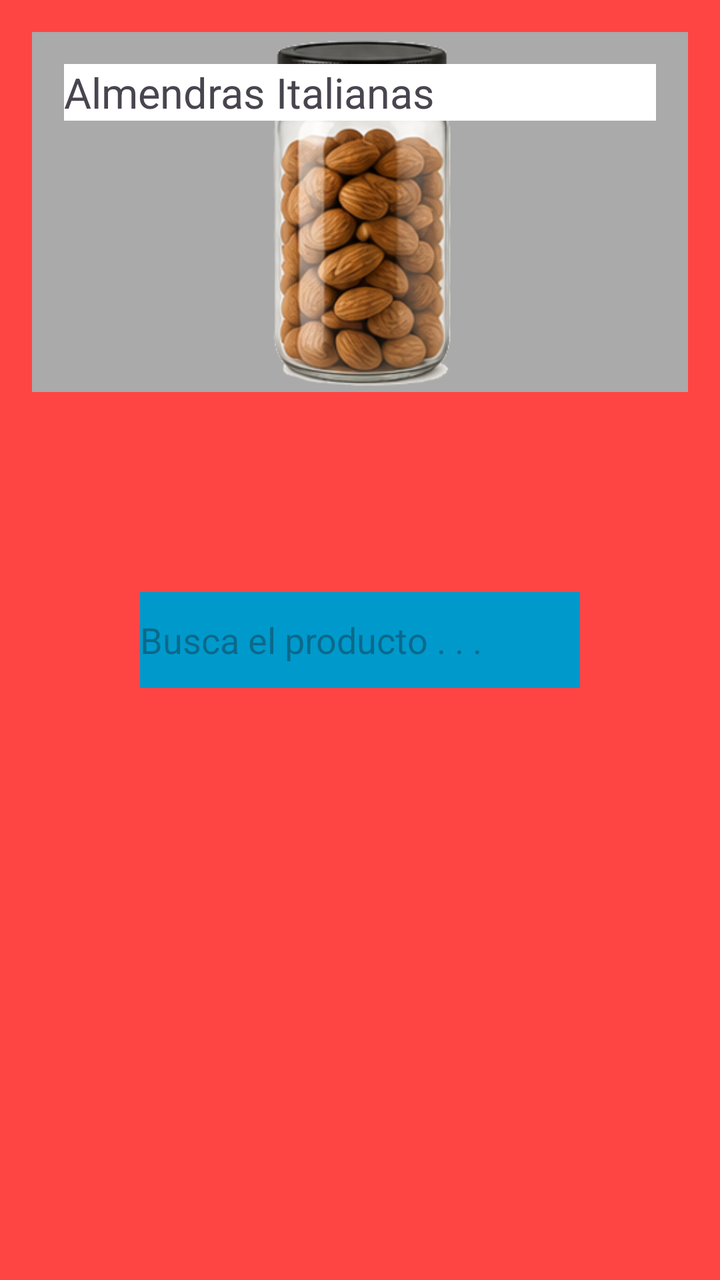
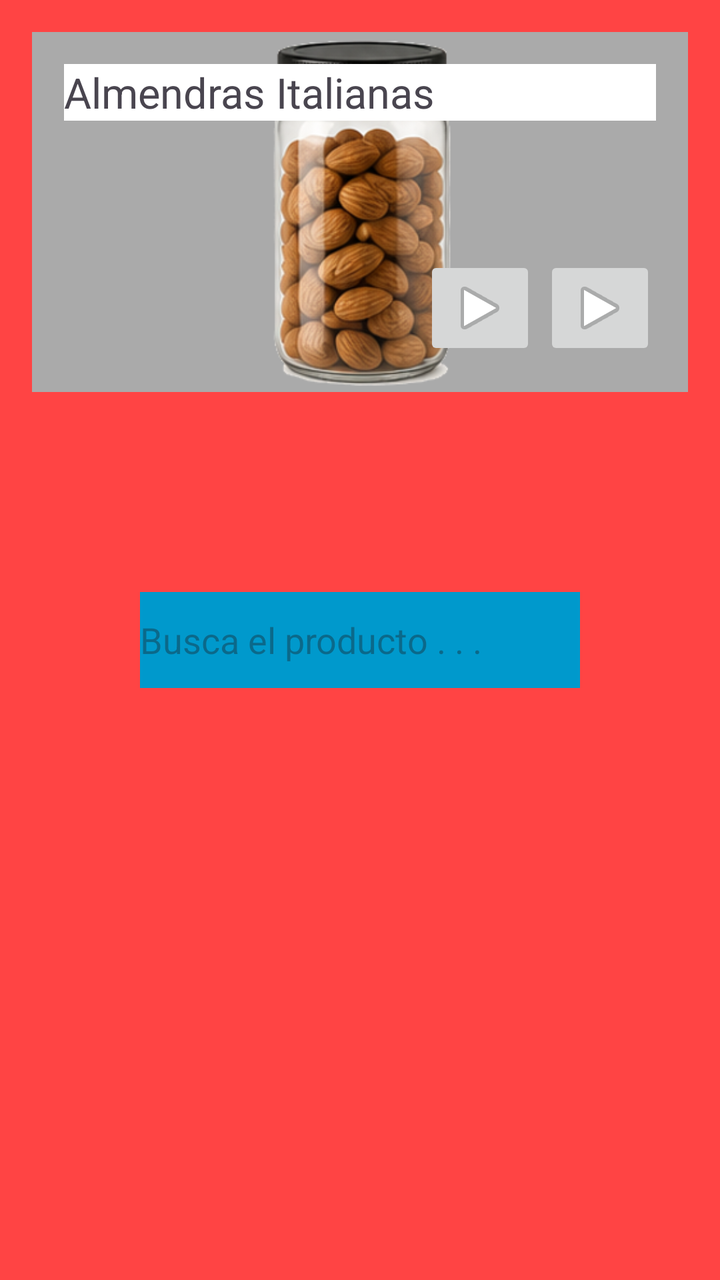

Compare the two renders of this Android layout. The source of the first and the diff that turns it into the second are given below.
<!-- AndroidManifest.xml: application theme Theme.LayoutsXML -->
<!-- res/layout/frame_main.xml -->
<?xml version="1.0" encoding="utf-8"?>
<FrameLayout xmlns:android="http://schemas.android.com/apk/res/android"
    android:layout_width="match_parent"
    android:layout_height="match_parent"
    android:padding="16dp"
    android:background="@android:color/holo_red_light">

    <ImageView
        android:layout_width="match_parent"
        android:layout_height="180dp"
        android:src="@drawable/almendras"
        android:background="@android:color/darker_gray"/>

    <TextView
        android:layout_width="match_parent"
        android:layout_height="wrap_content"
        android:text="Almendras Italianas"
        android:background="@android:color/white"
        android:layout_margin="16dp"
        android:textSize="21sp"/>

    <EditText
        android:layout_width="220dp"
        android:layout_height="wrap_content"
        android:minHeight="48dp"
        android:background="@android:color/holo_blue_dark"
        android:hint="Busca el producto . . ."
        android:layout_gravity="center"/>

</FrameLayout>
<!-- resources referenced by this layout -->
<resources>
  <!-- drawable almendras: png bitmap (drawable, 76386 bytes) -->
  <style name="Theme.LayoutsXML" parent="Base.Theme.LayoutsXML" />
  <style name="Base.Theme.LayoutsXML" parent="Theme.Material3.DayNight.NoActionBar">
          
          
      </style>
</resources>

<!-- the commit's change to res/layout/frame_main.xml (unified diff, before → after) -->
@@ -26,5 +26,23 @@
         android:background="@android:color/holo_blue_dark"
         android:hint="Busca el producto . . ."
         android:layout_gravity="center"/>
+    <FrameLayout
+        android:layout_width="match_parent"
+        android:layout_height="180dp"
+        android:padding="16dp"
+        android:background="@android:color/transparent">
+        <ImageButton
+            android:layout_width="wrap_content"
+            android:layout_height="wrap_content"
+            android:src="@android:drawable/ic_media_play"
+            android:layout_gravity="end|bottom"
+            android:layout_marginEnd="60dp"/>
+        <ImageButton
+            android:layout_width="wrap_content"
+            android:layout_height="wrap_content"
+            android:src="@android:drawable/ic_media_play"
+            android:layout_gravity="end|bottom"/>
+
+    </FrameLayout>
 
 </FrameLayout>
